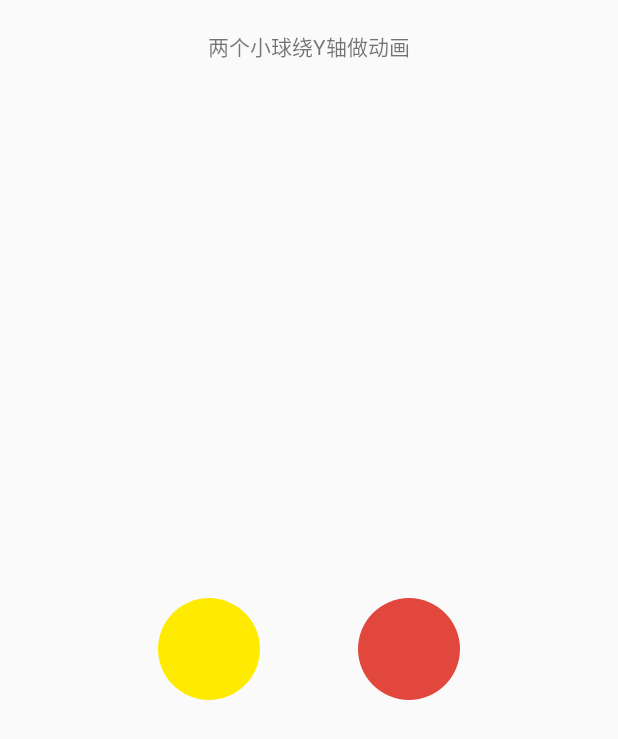
After one commit to Pgrammerybj/AnimationUtils, an Android app: the TwoBallAnimation screen opened directly, with no data from a screen before it, on a phone screen of 412 x 824 dp. The commit adds this screen. Shown: the top 739 px of the screen. Run offline under Robolectric (Android 15) with nearby library versions, the phone set to English and light mode, and no system bars.

Commit message:
更新README

```diff
--- a/app/src/main/AndroidManifest.xml
+++ b/app/src/main/AndroidManifest.xml
@@ -1,6 +1,10 @@
 <?xml version="1.0" encoding="utf-8"?>
 <manifest xmlns:android="http://schemas.android.com/apk/res/android"
           package="com.angelstar.animation">
+
+    <uses-permission android:name="android.permission.SEND_SMS"></uses-permission>
+    <uses-permission android:name="android.permission.READ_SMS"></uses-permission>
+    <uses-permission android:name="android.permission.RECEIVE_SMS"></uses-permission>
 
     <application
         android:allowBackup="true"
@@ -31,6 +35,7 @@
         <activity android:name=".TenAnimation"/>
         <activity android:name=".item.userlike.UserLikeAnimation"/>
         <activity android:name=".item.smallball.SmallBallAnimation"/>
+        <activity android:name=".item.twoball.TwoBallAnimation"/>
     </application>
 
 </manifest>
--- /dev/null
+++ b/app/src/main/java/com/angelstar/animation/item/twoball/TwoBallAnimation.java
@@ -0,0 +1,24 @@
+/**
+ * JackYang   2017-03-29 14:50
+ * Copyright (c)2017 7see Co.Ltd. All right reserved.
+ */
+package com.angelstar.animation.item.twoball;
+
+import android.support.v7.app.AppCompatActivity;
+import android.os.Bundle;
+
+import com.angelstar.animation.R;
+
+/**
+ * class description here@ybj
+ * @author jackyang
+ * @version 1.0.0
+ * @since 2017-03-29 14:50
+ */
+public class TwoBallAnimation extends AppCompatActivity {
+    @Override
+    public void onCreate(Bundle saveInstanceState) {
+        super.onCreate(saveInstanceState);
+        setContentView(R.layout.activity_twoball_animation);
+    }
+}
--- /dev/null
+++ b/app/src/main/java/com/angelstar/animation/item/twoball/TwoBallLoadAnimationView.java
@@ -0,0 +1,247 @@
+/**
+ * JackYang   2017-03-29 14:53
+ * Copyright (c)2017 7see Co.Ltd. All right reserved.
+ */
+package com.angelstar.animation.item.twoball;
+
+import android.animation.AnimatorSet;
+import android.animation.ObjectAnimator;
+import android.animation.ValueAnimator;
+import android.content.Context;
+import android.graphics.Canvas;
+import android.graphics.Color;
+import android.graphics.Paint;
+import android.support.annotation.NonNull;
+import android.support.annotation.Nullable;
+import android.util.AttributeSet;
+import android.util.Log;
+import android.view.View;
+import android.view.animation.DecelerateInterpolator;
+
+/**
+ * 两个小球绕Y轴做动画@ybj
+ *
+ * @author jackyang
+ * @version 1.0.0
+ * @since 2017-03-29 14:53
+ */
+public class TwoBallLoadAnimationView extends View {
+
+    ///////////////////////////////////////////////////////////////////////////
+    // {@link https://github.com/Pgrammerybj}
+    ///////////////////////////////////////////////////////////////////////////
+
+    //绕中心轴运动的坐标
+    private float mCenterX;
+    private float mCenterY;
+    //小球最大和最小半径
+    private static final int DEFAULT_BALL_MAX_RADIUS = 76;
+    private static final int DEFAULT_BALL_MIX_RADIUS = 26;
+    //运动的最大距离（范围+-100）
+    private static final int MAX_MOTION_DISTANCE = 100;
+    //位置的小球颜色
+    private static final int DEFAULT_BALL_ONE_COLOR = Color.parseColor("#ffeb01");
+    private static final int DEFAULT_BALL_TWO_COLOR = Color.parseColor("#e1473c");
+    //小球一个周期运动时间
+    private static final int DEFAULT_BALL_ANIMATION_TIME = 1000;
+    //球的最大半径
+    private int mMaxRadius = DEFAULT_BALL_MAX_RADIUS;
+    //球的最小半径
+    private int mMinRadius = DEFAULT_BALL_MIX_RADIUS;
+    //小球运动距离
+    private int distance = MAX_MOTION_DISTANCE;
+    //画笔
+    private Paint mPaint;
+    //小球
+    private Ball mBallOne;
+    private Ball mBallTwo;
+    //动画集合
+    private AnimatorSet mAnimatorSet;
+
+    public TwoBallLoadAnimationView(Context context) {
+        this(context, null);
+    }
+
+    public TwoBallLoadAnimationView(Context context, @Nullable AttributeSet attrs) {
+        this(context, attrs, 0);
+    }
+
+    public TwoBallLoadAnimationView(Context context, @Nullable AttributeSet attrs, int defStyleAttr) {
+        super(context, attrs, defStyleAttr);
+        initConfig();
+    }
+
+    private void initConfig() {
+        //初始化两个小球的参数配置
+        mBallOne = new Ball();
+        mBallTwo = new Ball();
+        mBallOne.setBallColor(DEFAULT_BALL_ONE_COLOR);
+        mBallTwo.setBallColor(DEFAULT_BALL_TWO_COLOR);
+        //初始化画笔工具
+        mPaint = new Paint(Paint.ANTI_ALIAS_FLAG);
+        //初始化动画
+        configAnimation();
+    }
+
+    private void configAnimation() {
+        //运动的一个周期的规律
+        //1.球从左边的最小状态到Y轴中心最大位置-->变大
+        //2.球从Y轴中心最大位置到右边的最小位置-->变小
+        //3.从最右变的最小位置往左到Y轴中心位置（最大+最小／2） 新的半径 极小 -->变小
+        //4.从Y轴中心位置到往左到起始位置最左边-->变大 恢复到默认的最小状态
+        //两个小球唯一的不同点在于 Y轴中心位置  一个是极小 一个是最大
+
+        //小球的半径
+        float mCenterRadius = (mMaxRadius + mMinRadius) * 0.5f;
+
+        //第一个小球的 缩放动画和位移动画
+        ObjectAnimator mBallOneScale = ObjectAnimator.ofFloat(mBallOne, "radius", mCenterRadius, mMaxRadius, mCenterRadius, mMinRadius, mCenterRadius);
+        //无限循环
+        mBallOneScale.setRepeatCount(ValueAnimator.INFINITE);
+        ValueAnimator mBallOneTransform = ValueAnimator.ofFloat(-1, 0, 1, 0, -1);
+        mBallOneTransform.setRepeatCount(ValueAnimator.INFINITE);
+        mBallOneTransform.addUpdateListener(new ValueAnimator.AnimatorUpdateListener() {
+            @Override
+            public void onAnimationUpdate(ValueAnimator animation) {
+                float animatedValue = (Float) animation.getAnimatedValue();
+                float x = mCenterX + (distance) * animatedValue;
+                mBallOne.setBallCenter(x);
+                //不停的重新绘制
+                invalidate();
+            }
+        });
+
+        //第二个小球的动画
+        ObjectAnimator mBallTwoScale = ObjectAnimator.ofFloat(mBallTwo, "radius", mCenterRadius, mMinRadius, mCenterRadius, mMaxRadius, mCenterRadius);
+        mBallTwoScale.setRepeatCount(ValueAnimator.INFINITE);
+        ValueAnimator mBallTwoTransform = ValueAnimator.ofFloat(1, 0, -1, 0, 1);
+        mBallTwoTransform.setRepeatCount(ValueAnimator.INFINITE);
+        mBallTwoTransform.addUpdateListener(new ValueAnimator.AnimatorUpdateListener() {
+            @Override
+            public void onAnimationUpdate(ValueAnimator animation) {
+                float animatedValue = (Float) animation.getAnimatedValue();
+                float x = mCenterX + (distance) * animatedValue;
+                mBallTwo.setBallCenter(x);
+                invalidate();
+            }
+        });
+
+        //设置动画集合两个球4的动画
+        mAnimatorSet = new AnimatorSet();
+        mAnimatorSet.playTogether(mBallOneScale, mBallOneTransform, mBallTwoScale, mBallTwoTransform);
+        mAnimatorSet.setDuration(DEFAULT_BALL_ANIMATION_TIME);
+        //差值器开始快结束慢
+        //弹簧运动的算法(Math.sin((Math.PI * 2) * (input * (input * 0.4 + 0.6)) / mTimes) * (1.0f - input) * 0.40 + input * 0.35 + 0.65);
+        mAnimatorSet.setInterpolator(new DecelerateInterpolator());
+    }
+
+    @Override
+    protected void onSizeChanged(int w, int h, int oldWidth, int oldHeight) {
+        super.onSizeChanged(w, h, oldWidth, oldHeight);
+        mCenterX = w / 2;
+        mCenterY = h / 2;
+    }
+
+    @Override
+    protected void onMeasure(int widthMeasureSpec, int heightMeasureSpec) {
+        super.onMeasure(widthMeasureSpec, heightMeasureSpec);
+        mCenterX = getWidth() / 2;
+        mCenterY = getHeight() / 2;
+    }
+
+    @Override
+    protected void onDraw(Canvas canvas) {
+        // 绘制两个小球，小的先绘制，大的后绘制，这样考虑到连个小球叠加的时候的大的需要遮挡住小球（可考虑图层，不过不会啊）
+        if (mBallOne.getRadius() > mBallTwo.getRadius()) {
+            mPaint.setColor(mBallTwo.getBallColor());
+            canvas.drawCircle(mBallTwo.getBallCenter(), mCenterY, mBallTwo.getRadius(), mPaint);
+            mPaint.setColor(mBallOne.getBallColor());
+            canvas.drawCircle(mBallOne.getBallCenter(), mCenterY, mBallOne.getRadius(), mPaint);
+        } else {
+            mPaint.setColor(mBallOne.getBallColor());
+            canvas.drawCircle(mBallOne.getBallCenter(), mCenterY, mBallOne.getRadius(), mPaint);
+            mPaint.setColor(mBallTwo.getBallColor());
+            canvas.drawCircle(mBallTwo.getBallCenter(), mCenterY, mBallTwo.getRadius(), mPaint);
+        }
+    }
+
+    @Override
+    public void setVisibility(int visibility) {
+        if (getVisibility() != visibility) {
+            super.setVisibility(visibility);
+            if (visibility == GONE || visibility == INVISIBLE) {
+                //停止动画
+                stopAnimator();
+            } else {
+                //开始动画
+                startAnimator();
+            }
+        }
+    }
+
+    @Override
+    protected void onVisibilityChanged(@NonNull View changedView, int visibility) {
+        super.onVisibilityChanged(changedView, visibility);
+        if (visibility == GONE || visibility == INVISIBLE) {
+            stopAnimator();
+        } else {
+            startAnimator();
+        }
+    }
+
+    @Override
+    protected void onAttachedToWindow() {
+        super.onAttachedToWindow();
+        startAnimator();
+    }
+
+    @Override
+    protected void onDetachedFromWindow() {
+        super.onDetachedFromWindow();
+        stopAnimator();
+    }
+
+    private void startAnimator() {
+        if (getVisibility() != VISIBLE) return;
+        if (null == mAnimatorSet) return;
+        if (mAnimatorSet.isRunning()) return;
+        mAnimatorSet.start();
+    }
+
+    private void stopAnimator() {
+        if (null != mAnimatorSet) mAnimatorSet.end();
+    }
+
+    class Ball {
+        //半径
+        private float mRadius;
+        //颜色
+        private int mBallColor;
+        //圆心
+        private float mBallCenter;
+
+        public float getRadius() {
+            return mRadius;
+        }
+
+        public void setRadius(float radius) {
+            mRadius = radius;
+        }
+
+        public int getBallColor() {
+            return mBallColor;
+        }
+
+        public void setBallColor(int ballColor) {
+            mBallColor = ballColor;
+        }
+
+        public float getBallCenter() {
+            return mBallCenter;
+        }
+
+        public void setBallCenter(float ballCenter) {
+            mBallCenter = ballCenter;
+        }
+    }
+}
--- /dev/null
+++ b/app/src/main/res/layout/activity_twoball_animation.xml
@@ -0,0 +1,21 @@
+<?xml version="1.0" encoding="utf-8"?>
+<LinearLayout xmlns:android="http://schemas.android.com/apk/res/android"
+              android:layout_width="match_parent"
+              android:layout_height="match_parent"
+              android:orientation="vertical">
+
+    <TextView
+        android:layout_width="match_parent"
+        android:layout_height="wrap_content"
+        android:layout_marginTop="@dimen/dp_20"
+        android:gravity="center_horizontal"
+        android:text="@string/btn_item_two_ball_animation"
+        android:textSize="@dimen/sp_14"
+        />
+
+    <com.angelstar.animation.item.twoball.TwoBallLoadAnimationView
+        android:id="@+id/two_ball_load"
+        android:layout_width="match_parent"
+        android:layout_height="match_parent"/>
+
+</LinearLayout>
--- a/app/src/main/res/values/strings.xml
+++ b/app/src/main/res/values/strings.xml
@@ -19,5 +19,6 @@
 
     <string name="btn_item_like_animation">直播点赞动画</string>
     <string name="btn_item_ball_animation">小球自由落体加载动画</string>
+    <string name="btn_item_two_ball_animation">两个小球绕Y轴做动画</string>
 
 </resources>
```
Also changed, not shown: app/src/main/java/com/angelstar/animation/TenAnimation.java (+31 -1 lines), app/src/main/res/layout/activity_tenanimation.xml (+14 -0 lines), app/src/main/res/mipmap-hdpi/ic_launcher.png (added), 2 other files.
